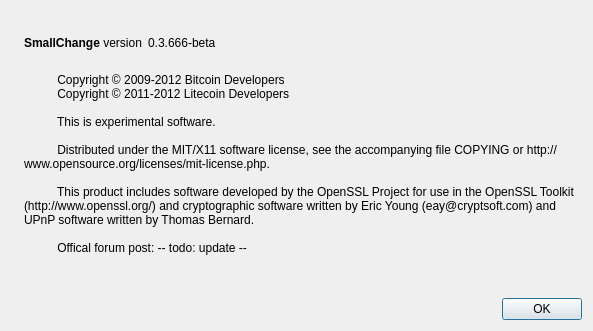
Old version of the form src/qt/forms/aboutdialog.ui in the repository mooneygang/ammocoin.
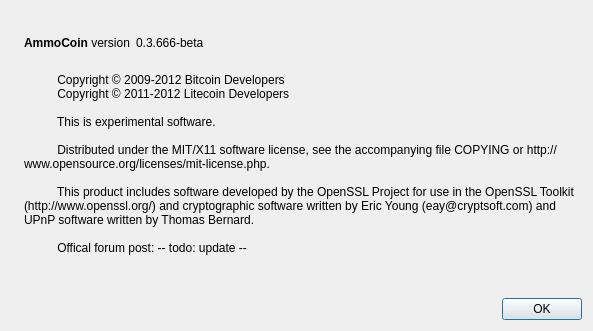
New version of the form. Icons and pictures are not drawn.

What changed in the file:
```diff
--- a/src/qt/forms/aboutdialog.ui
+++ b/src/qt/forms/aboutdialog.ui
@@ -50,7 +50,7 @@
           <cursorShape>IBeamCursor</cursorShape>
          </property>
          <property name="text">
-          <string>&lt;b&gt;SmallChange&lt;/b&gt; version</string>
+          <string>&lt;b&gt;AmmoCoin&lt;/b&gt; version</string>
          </property>
          <property name="textInteractionFlags">
           <set>Qt::LinksAccessibleByMouse|Qt::TextSelectableByKeyboard|Qt::TextSelectableByMouse</set>
```
Left out of the diff: 2 changed lines with no effect on the pictures.
